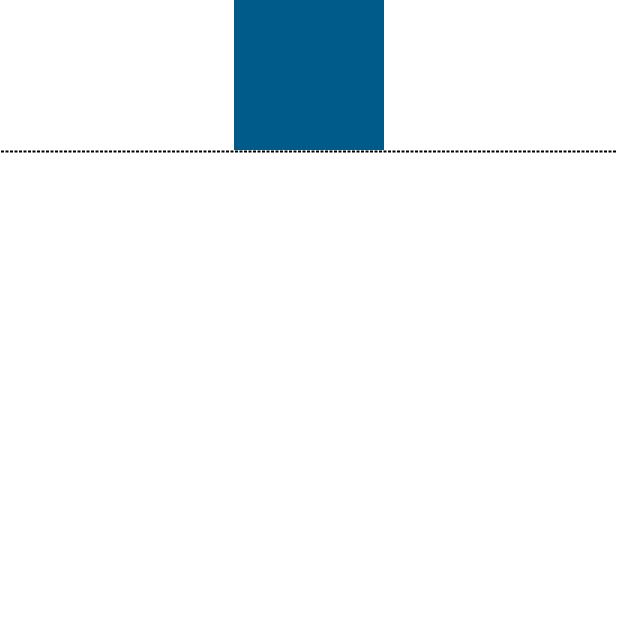
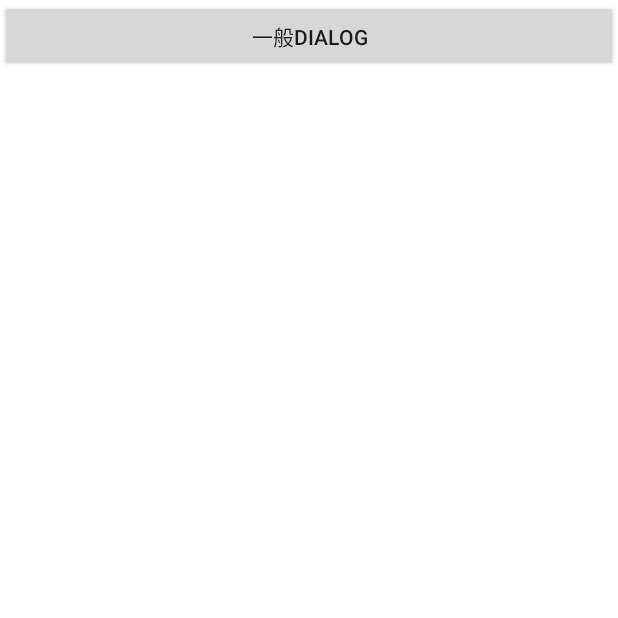
Before and after one commit to TianXuZhen1993/GeoQuiz, an Android app: the screen it shows after launch (MainActivity), on a phone screen of 412 x 824 dp, the top half of it. Run offline under Robolectric (Android 15) with nearby library versions, the phone set to English and light mode, and no system bars; our stand-ins replace Room's generated code; libraries missing offline, so code that uses them is left out: com.blankj.utilcode.

Commit message:
新增px工具类

```diff
--- a/app/src/main/java/com/example/geoquiz/crime/MainActivity.kt
+++ b/app/src/main/java/com/example/geoquiz/crime/MainActivity.kt
@@ -1,5 +1,6 @@
 package com.example.geoquiz.crime
 
+import android.content.res.Resources
 import android.os.Bundle
 import android.provider.ContactsContract
 import android.util.Log
@@ -12,6 +13,9 @@ import com.example.geoquiz.R
 import com.example.geoquiz.databinding.ActivityMainBinding
 import com.example.geoquiz.crime.fragment.CrimeFragment
 import com.example.geoquiz.crime.fragment.CrimeListFragment
+import com.example.geoquiz.dialog.InformDialog
+import com.example.geoquiz.utils.ScreenUtils
+import com.example.geoquiz.utils.SizeUtils
 import com.example.geoquiz.utils.inflateBinding
 import com.example.geoquiz.utils.toast
 import java.util.UUID
@@ -19,7 +23,7 @@ import java.util.UUID
 private const val TAG = "MainActivity"
 
 
-class MainActivity : AppCompatActivity(), CrimeListFragment.Callbacks {
+class MainActivity : AppCompatActivity() {
     private val binding: ActivityMainBinding by inflateBinding()
 
     companion object {
@@ -35,13 +39,12 @@ class MainActivity : AppCompatActivity(), CrimeListFragment.Callbacks {
 
     private val activityLauncher =
         registerForActivityResult(ActivityResultContracts.StartActivityForResult()) { result ->
-        if (result.resultCode == RESULT_OK) {
-            result.data?.also { intent ->
+            if (result.resultCode == RESULT_OK) {
+                result.data?.also { intent ->
 
+                }
             }
         }
-    }
-
 
     private val pickContact = registerForActivityResult(ActivityResultContracts.PickContact()) { uri ->
         uri?.apply {
@@ -61,7 +64,8 @@ class MainActivity : AppCompatActivity(), CrimeListFragment.Callbacks {
                 contactCursor?.apply {
                     if (contactCursor.count > 0) {
                         contactCursor.moveToFirst()
-                        val columnNumberIndex = contactCursor.getColumnIndex(ContactsContract.CommonDataKinds.Phone.NUMBER)
+                        val columnNumberIndex =
+                            contactCursor.getColumnIndex(ContactsContract.CommonDataKinds.Phone.NUMBER)
                         contactCursor.getString(columnNumberIndex).toast()
                     }
                 }
@@ -71,34 +75,19 @@ class MainActivity : AppCompatActivity(), CrimeListFragment.Callbacks {
         }
     }
 
-
     override fun onCreate(savedInstanceState: Bundle?) {
         super.onCreate(savedInstanceState)
         setContentView(binding.root)
-        initFragment()
+        initView()
     }
 
-
-    private fun initFragment() {
-        val currentFragment = supportFragmentManager.findFragmentById(R.id.fragment_container)
-        if (currentFragment == null) {
-            val fragment = CrimeListFragment.newInstance()
-            supportFragmentManager.commit {
-                add(R.id.fragment_container, fragment)
-            }
+    private fun initView() {
+        binding.btnCommonDialog.setOnClickListener {
+            InformDialog.Build().setTitle("提示内容")
+                .setContent("账号过账，重新确认")
+                .setSureText("我知道了")
+                .create().show(supportFragmentManager)
         }
-    }
-
-    override fun onCrimeSelected(crimeId: UUID) {
-        val fragment = CrimeFragment()
-        fragment.uuid = crimeId
-        supportFragmentManager.commit {
-            replace(R.id.fragment_container, fragment).addToBackStack(null)
-        }
-    }
-
-    override fun onDestroy() {
-        super.onDestroy()
-        Log.d(TAG, "onDestroy: ")
+        SizeUtils.logScreenSize()
     }
 }
--- /dev/null
+++ b/app/src/main/java/com/example/geoquiz/utils/SizeUtils.kt
@@ -0,0 +1,80 @@
+package com.example.geoquiz.utils
+
+import android.content.res.Resources
+import android.os.Build
+import android.util.Log
+import android.util.TypedValue
+
+
+object SizeUtils {
+
+    private const val TAG = "SizeUtils"
+
+
+    /**
+     * dp转px
+     *
+     * @param dp 传入的dp
+     * @return
+     * @see com.blankj.utilcode.util.SizeUtils.dp2px 同方法可以参考
+     */
+    fun dp2px(dp: Float): Float {
+        return TypedValue.applyDimension(TypedValue.COMPLEX_UNIT_DIP, dp, Resources.getSystem().displayMetrics)
+    }
+
+    /**
+     * px转dp，同方法可以参考
+     *
+     * @param pxValue 传入的dp
+     * @return
+     * @see com.blankj.utilcode.util.SizeUtils.px2dp 同方法可以参考
+     */
+    fun px2dp(pxValue: Float): Float {
+        return if (Build.VERSION.SDK_INT >= Build.VERSION_CODES.UPSIDE_DOWN_CAKE) {
+            TypedValue.deriveDimension(TypedValue.COMPLEX_UNIT_DIP, pxValue, Resources.getSystem().displayMetrics)
+        } else {
+            val scale = Resources.getSystem().displayMetrics.density
+            (pxValue / scale + 0.5f).toInt().toFloat()
+        }
+    }
+
+    /**
+     * sp转px，同方法可以参考
+     *
+     * @param sp 传入的dp
+     * @return
+     * @see com.blankj.utilcode.util.SizeUtils.sp2px
+     */
+    fun sp2px(sp: Float): Float {
+        return TypedValue.applyDimension(TypedValue.COMPLEX_UNIT_SP, sp, Resources.getSystem().displayMetrics)
+    }
+
+    /**
+     * px转sp，同方法可以参考
+     *
+     * @param pxValue 传入的dp
+     * @return
+     * @see com.blankj.utilcode.util.SizeUtils.px2sp
+     */
+    fun px2sp(pxValue: Float): Float {
+        return if (Build.VERSION.SDK_INT >= Build.VERSION_CODES.UPSIDE_DOWN_CAKE) {
+            TypedValue.deriveDimension(TypedValue.COMPLEX_UNIT_SP, pxValue, Resources.getSystem().displayMetrics)
+        } else {
+            val fontScale = Resources.getSystem().displayMetrics.scaledDensity
+            (pxValue / fontScale + 0.5f).toInt().toFloat()
+        }
+    }
+
+
+    fun logScreenSize() {
+        Resources.getSystem().displayMetrics.apply {
+            Log.i(
+                TAG, "屏幕宽度px：${widthPixels} \n" +
+                        "屏幕高度px：${heightPixels} \n" +
+                        "屏幕density：${density} \n" +
+                        "屏幕scaledDensity:${scaledDensity}"
+            )
+        }
+    }
+
+}
--- /dev/null
+++ b/app/src/main/res/drawable/bg_r8_white.xml
@@ -0,0 +1,5 @@
+<?xml version="1.0" encoding="utf-8"?>
+<shape xmlns:android="http://schemas.android.com/apk/res/android">
+    <solid android:color="@color/white" />
+    <corners android:radius="8dp" />
+</shape>
--- a/app/src/main/res/layout/activity_main.xml
+++ b/app/src/main/res/layout/activity_main.xml
@@ -3,23 +3,11 @@
     android:layout_width="match_parent"
     android:layout_height="match_parent"
     android:background="@color/white"
-    android:gravity="center"
     android:orientation="vertical">
 
-
-    <TextView
-        android:background="@color/dark_blue"
-        android:layout_width="100dp"
-        android:layout_height="100dp" />
-
-    <View
-        style="@style/dotted_line_style" />
-
-
-    <FrameLayout
-        android:id="@+id/fragment_container"
+    <Button
+        android:id="@+id/btn_common_dialog"
         android:layout_width="match_parent"
-        android:layout_height="match_parent">
-    </FrameLayout>
-
+        android:layout_height="wrap_content"
+        android:text="一般dialog" />
 </LinearLayout>
```
Also changed, not shown: app/src/main/java/com/example/geoquiz/base/BaseActivity.kt (added, +19 -0 lines), app/src/main/java/com/example/geoquiz/dialog/BaseBottomDialog.kt (added, +36 -0 lines), app/src/main/java/com/example/geoquiz/dialog/BaseCenterDialog.kt (added, +35 -0 lines), app/src/main/java/com/example/geoquiz/dialog/BaseDialogFragment.kt (added, +47 -0 lines), app/src/main/java/com/example/geoquiz/dialog/InformDialog.kt (added, +79 -0 lines), app/src/main/java/com/example/geoquiz/utils/PxUtils.kt (deleted, +0 -15 lines), app/src/main/java/com/example/geoquiz/utils/ScreenUtils.kt (+17 -0 lines), app/src/main/res/layout/dialog_inform.xml (added, +47 -0 lines).
